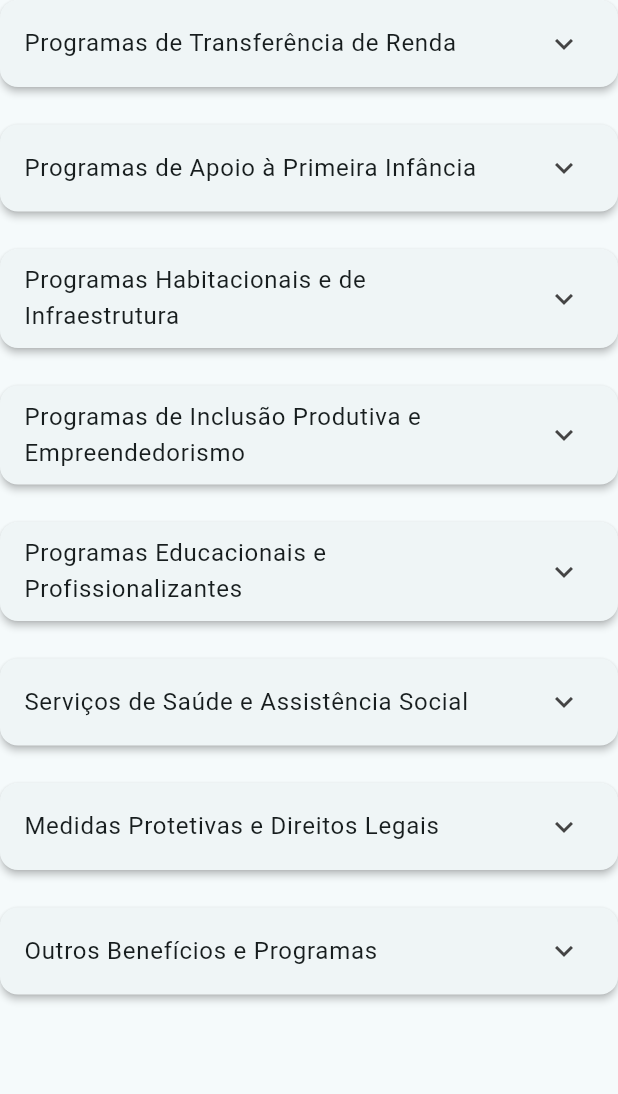
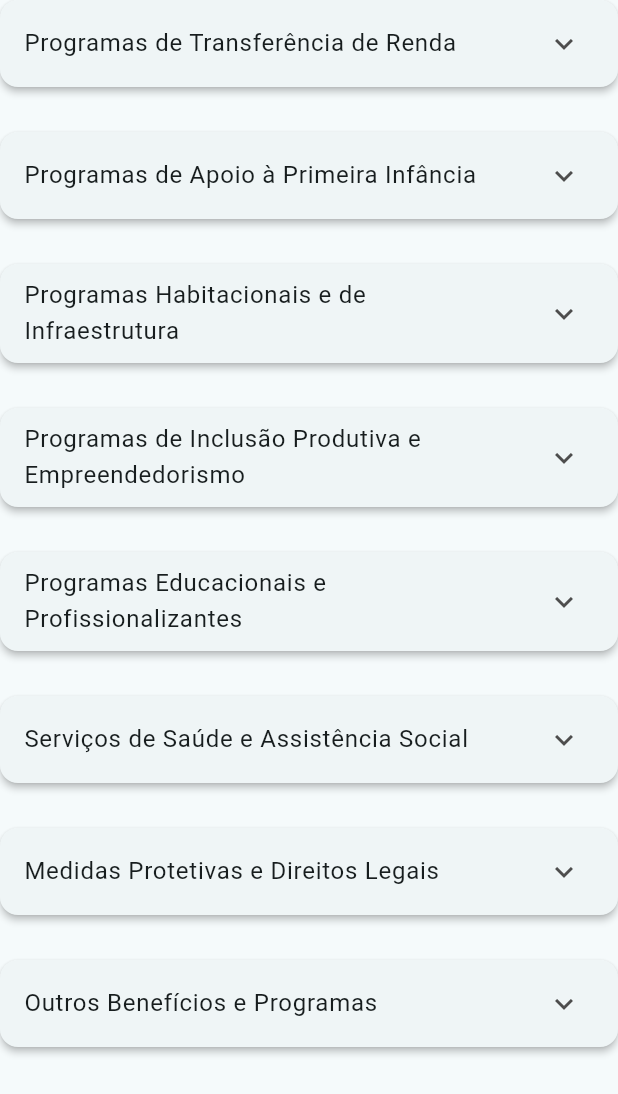
Before and after one commit to Denils0n/EloMae, a Flutter app: the ProgramListScreen widget shown alone on an empty page, opened directly, on a phone screen of 412 x 824 dp. Shown: the top 1094 px of the screen. Run offline on Flutter 3.47's test engine with Material 3 defaults, Android fonts, the phone set to English and light mode, and no system bars; our stand-ins replace cloud_firestore, firebase_auth, firebase_core, flutter_svg, go_router; missing offline and left inert: lucid_validation; accounts and stored records are empty.

Commit message:
adding scrollController and editing the layout

```diff
--- a/lib/app/views/screens/home/program_list_screen.dart
+++ b/lib/app/views/screens/home/program_list_screen.dart
@@ -1,78 +1,128 @@
 import 'package:flutter/material.dart';
 
-class ProgramListScreen extends StatelessWidget {
+class ProgramListScreen extends StatefulWidget {
   const ProgramListScreen({super.key});
+
+  @override
+  State<ProgramListScreen> createState() => _ProgramListScreenState();
+}
+
+class _ProgramListScreenState extends State<ProgramListScreen> {
+  final List<GlobalKey> _cardKeys = List.generate(8, (index) => GlobalKey()); //  Cria 8 chaves únicas (uma pra cada card)
+  late final ScrollController _scrollController; // Um Scroll controlador que permite rolar a tela programaticamente.
+
+  @override
+  void initState() {
+    super.initState();
+    _scrollController = ScrollController();
+  }
+
+  @override
+  void dispose() {
+    _scrollController.dispose();
+    super.dispose();
+  }
+
 
   @override
   Widget build(BuildContext context) {
     return ListView(
+       controller: _scrollController,
       children: [
        _buildExpansionTile(
         context,
           title: 'Programas de Transferência de Renda',
           items: ['Bolsa Família', 'Benefício de Prestação Continuada (BPC)', 'Auxílio Gás'],
+           key: _cardKeys[0],
         ),
         _buildExpansionTile(
           context,
           title: 'Programas de Apoio à Primeira Infância',
           items: ['Programa Criança Feliz', 'Rede Cegonha'],
+            key: _cardKeys[1],
         ),
         _buildExpansionTile(
           context,
           title: 'Programas Habitacionais e de Infraestrutura',
           items: ['Minha Casa, Minha Vida', 'Tarifa Social de Energia Elétrica'],
+            key: _cardKeys[2],
         ),
         _buildExpansionTile(
           context,
           title: 'Programas de Inclusão Produtiva e Empreendedorismo',
           items: ['Auxílio Inclusão Produtiva Rural', 'Programas de Microcrédito'],
+            key: _cardKeys[3],
         ),
         _buildExpansionTile(
           context,
           title: 'Programas Educacionais e Profissionalizantes',
           items: ['ProUni e FIES', 'Cursos Profissionalizantes Gratuitos'],
+            key: _cardKeys[4],
         ),
         _buildExpansionTile(
           context,
           title: 'Serviços de Saúde e Assistência Social',
           items: ['Unidades Básicas de Saúde (UBS)', 'Centro de Referência de Assistência Social (CRAS)'],
+            key: _cardKeys[5],
         ),
         _buildExpansionTile(
           context,
           title: 'Medidas Protetivas e Direitos Legais',
           items: ['Lei Maria da Penha', 'Delegacia Especializada de Atendimento à Mulher (DEAMs)'],
+            key: _cardKeys[6],
         ),
         _buildExpansionTile(
           context,
           title: 'Outros Benefícios e Programas',
           items: ['Isenção de IPTU', 'Programa Mães do Brasil'],
+            key: _cardKeys[7],
         ),
       ],
     );
   }
 
-  Widget _buildExpansionTile(BuildContext context, {required String title, required List<String> items}) {
+  Widget _buildExpansionTile(BuildContext context, {required String title, required List<String> items,
+  required GlobalKey key}) {
   return Card(
+    key: key,
     elevation: 2,
     shape: RoundedRectangleBorder(borderRadius: BorderRadius.circular(12)),
-      margin: const EdgeInsetsDirectional.only(bottom: 25),
+    margin: const EdgeInsetsDirectional.only(bottom: 30),
     child: Theme(
       data: Theme.of(context).copyWith(dividerColor: Colors.transparent),
-        child: ExpansionTile(
-           iconColor: Color(0xFF8566E0),
-          collapsedIconColor: Color.fromARGB(255, 68, 68, 68),
+      child: StatefulBuilder( // Permite usar setState localmente apenas neste widget, sem precisar de um StatefulWidget completo.
+        builder: (context, setState) {
+          return ExpansionTile(
+            iconColor: const Color(0xFF8566E0),
+            collapsedIconColor: const Color.fromARGB(255, 77, 77, 77),
             title: Text(
-            title,
-            style: TextStyle(fontWeight: FontWeight.w400),
+              title, // O title passado pelo paramento da function, (o card clicado)
+              style: const TextStyle(fontWeight: FontWeight.w400),
             ),
-          children: items.map((item) {
+            onExpansionChanged: (expanded) async { // É um callback (função que será chamada automaticamente) toda vez que o ExpansionTile muda de estado
+              if (expanded) {
+                await Future.delayed(const Duration(milliseconds: 200)); // Espera 200ms para deixar a animação do ExpansionTile terminar
+                final keyContext = key.currentContext; // Pega o BuildContext associado à GlobalKey.
+                if (keyContext != null) {
+                  Scrollable.ensureVisible( // Essa função rola automaticamente a tela até o widget identificado por esse BuildContext.
+                    keyContext,
+                    duration: const Duration(milliseconds: 200),
+                    alignment: 0.1, // 0.0 = topo, 1.0 = fundo, indica que o widget deve aparecer um pouco abaixo do topo da tela.
+                    curve: Curves.easeInOut,
+                  );
+                }
+              }
+            },
+            children: items.map((item) { // Para cada string em items, cria um ListTile.
               return ListTile(
                 title: Text(item),
                 onTap: () {
-                print('Selecionado: $item'); // Aqui vai ser a navegaçÃo para outras pages
+                  print('Selecionado: $item');
                 },
               );
             }).toList(),
+          );
+        },
       ),
     ),
   );
```
Also changed, not shown: lib/app/views/screens/home/home_screen.dart (+32 -30 lines). Lines whose indentation alone changed are shown as unchanged.
